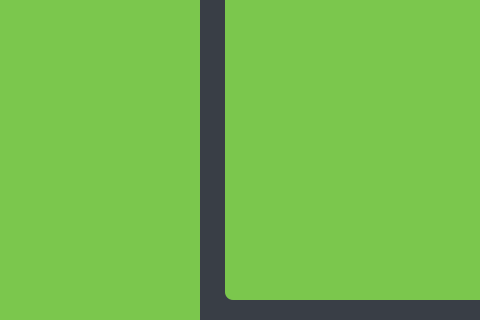
The window that components/mainwindow.ui (JochemKuipers/GitUpdater) describes before a commit, drawn with Qt 5; both pictures show x 0 to 480 and y 280 to 600 of the 800 by 600 pixel window.
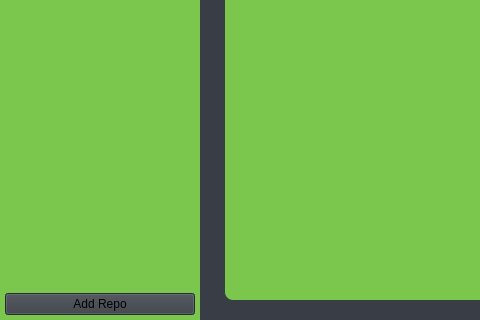
The same window after the commit. Icons and pictures are not drawn.

Commit message: add repo buttons and change settings screen. add button to add repos and context menu to repo buttons

```diff
--- a/components/mainwindow.ui
+++ b/components/mainwindow.ui
@@ -254,7 +254,7 @@
                                     <property name="lineWidth">
                                         <number>0</number>
                                     </property>
-                                    <layout class="QVBoxLayout" name="verticalLayout_2" stretch="0,0,0">
+         <layout class="QVBoxLayout" name="verticalLayout_2" stretch="0,0,0,0">
                                         <property name="spacing">
                                             <number>10</number>
                                         </property>
@@ -313,6 +313,9 @@
                                         </item>
                                         <item>
                                             <widget class="QScrollArea" name="repoButtonsScrollArea">
+            <property name="styleSheet">
+             <string notr="true">background-color:</string>
+            </property>
                                                 <property name="frameShape">
                                                     <enum>QFrame::Shape::NoFrame</enum>
                                                 </property>
@@ -329,8 +332,7 @@
                                                     <bool>true</bool>
                                                 </property>
                                                 <property name="alignment">
-                                                    <set>Qt::AlignmentFlag::AlignHCenter|Qt::AlignmentFlag::AlignTop
-                                                    </set>
+             <set>Qt::AlignmentFlag::AlignCenter</set>
                                                 </property>
                                                 <widget class="QWidget" name="repoButtonsScrollAreaContents">
                                                     <property name="geometry">
@@ -338,12 +340,22 @@
                                                             <x>0</x>
                                                             <y>0</y>
                                                             <width>190</width>
-                                                            <height>469</height>
+               <height>428</height>
                                                         </rect>
                                                     </property>
                                                 </widget>
                                             </widget>
                                         </item>
+          <item>
+           <widget class="QPushButton" name="addRepoButton">
+            <property name="styleSheet">
+             <string notr="true">background-color: rgb(57, 62, 70);</string>
+            </property>
+            <property name="text">
+             <string>Add Repo</string>
+            </property>
+           </widget>
+          </item>
                                     </layout>
                                 </widget>
                             </item>
```
Left out of the diff: 2 changed lines with no effect on the pictures. Lines whose indentation alone changed are shown as unchanged. The commit also changes 7 other files.
